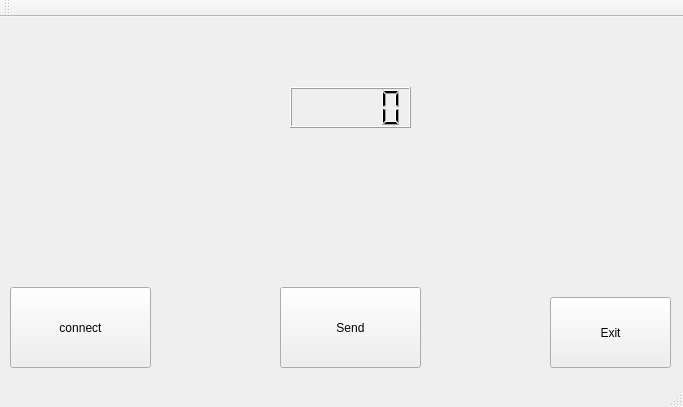
lion037osx/homeKit, file settingsHomeKit/mainwindow.ui: the form before one commit.
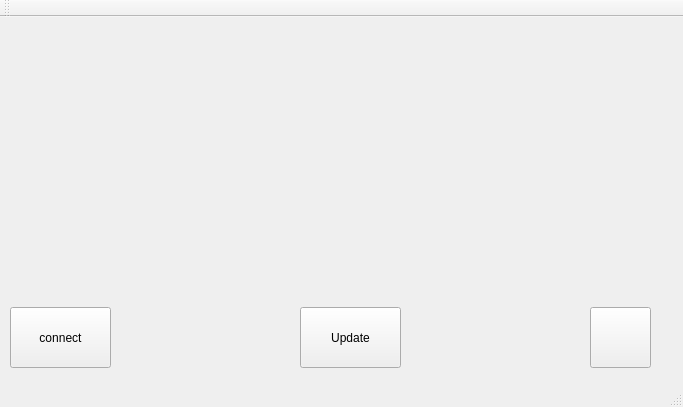
The form after the commit.

```diff
--- a/settingsHomeKit/mainwindow.ui
+++ b/settingsHomeKit/mainwindow.ui
@@ -17,33 +17,23 @@
    <widget class="QPushButton" name="pushButton_exit">
     <property name="geometry">
      <rect>
-      <x>550</x>
-      <y>280</y>
-      <width>121</width>
-      <height>71</height>
+      <x>590</x>
+      <y>290</y>
+      <width>61</width>
+      <height>61</height>
      </rect>
     </property>
     <property name="text">
-     <string>Exit</string>
-    </property>
-   </widget>
-   <widget class="QLCDNumber" name="lcdNumber">
-    <property name="geometry">
-     <rect>
-      <x>290</x>
-      <y>70</y>
-      <width>121</width>
-      <height>41</height>
-     </rect>
+     <string/>
     </property>
    </widget>
    <widget class="QPushButton" name="pushButton_connex_to_uart">
     <property name="geometry">
      <rect>
       <x>10</x>
-      <y>270</y>
-      <width>141</width>
-      <height>81</height>
+      <y>290</y>
+      <width>101</width>
+      <height>61</height>
      </rect>
     </property>
     <property name="text">
@@ -53,29 +43,71 @@
    <widget class="QPushButton" name="pushButton_send">
     <property name="geometry">
      <rect>
-      <x>280</x>
-      <y>270</y>
-      <width>141</width>
-      <height>81</height>
+      <x>300</x>
+      <y>290</y>
+      <width>101</width>
+      <height>61</height>
      </rect>
     </property>
     <property name="text">
-     <string>Send</string>
+     <string>Update</string>
     </property>
    </widget>
    <widget class="QLabel" name="label_view_time">
     <property name="geometry">
      <rect>
-      <x>30</x>
-      <y>0</y>
+      <x>10</x>
+      <y>10</y>
       <width>301</width>
-      <height>21</height>
+      <height>31</height>
      </rect>
     </property>
+    <property name="font">
+     <font>
+      <pointsize>10</pointsize>
+     </font>
+    </property>
     <property name="text">
      <string/>
     </property>
    </widget>
+   <widget class="QLabel" name="label_background">
+    <property name="geometry">
+     <rect>
+      <x>0</x>
+      <y>-20</y>
+      <width>681</width>
+      <height>391</height>
+     </rect>
+    </property>
+    <property name="font">
+     <font>
+      <pointsize>10</pointsize>
+     </font>
+    </property>
+    <property name="text">
+     <string/>
+    </property>
+   </widget>
+   <widget class="QLabel" name="label_get_clock">
+    <property name="geometry">
+     <rect>
+      <x>10</x>
+      <y>60</y>
+      <width>301</width>
+      <height>31</height>
+     </rect>
+    </property>
+    <property name="text">
+     <string/>
+    </property>
+   </widget>
+   <zorder>label_background</zorder>
+   <zorder>label_view_time</zorder>
+   <zorder>pushButton_exit</zorder>
+   <zorder>pushButton_send</zorder>
+   <zorder>pushButton_connex_to_uart</zorder>
+   <zorder>label_get_clock</zorder>
   </widget>
   <widget class="QMenuBar" name="menuBar">
    <property name="geometry">
```
